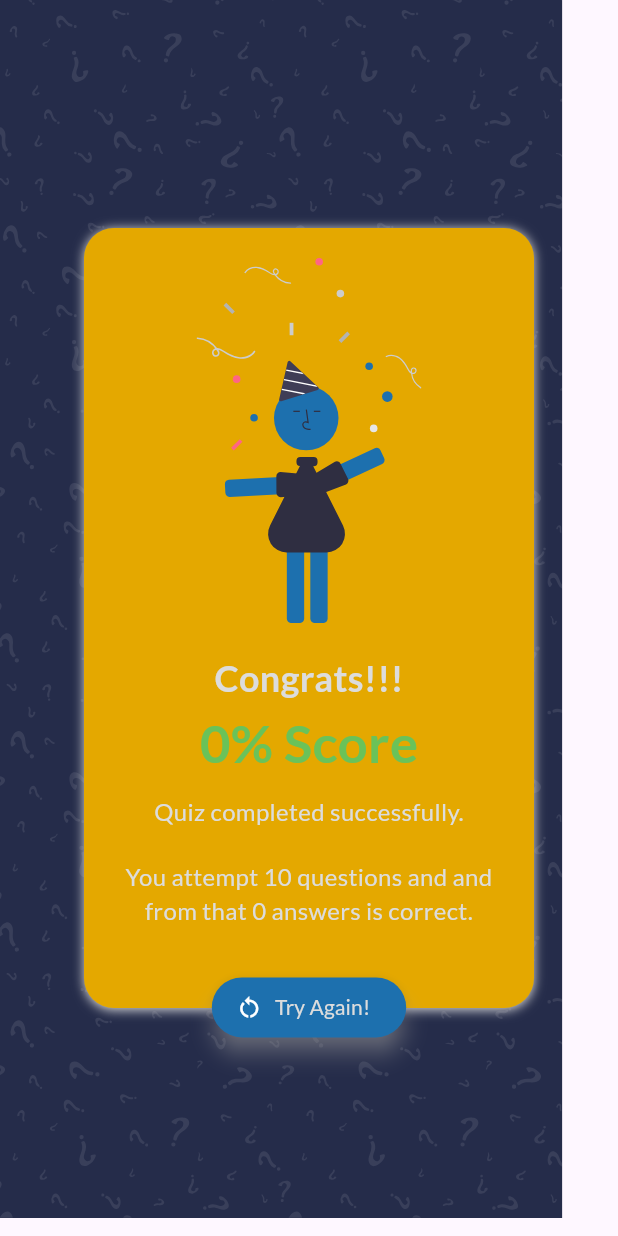
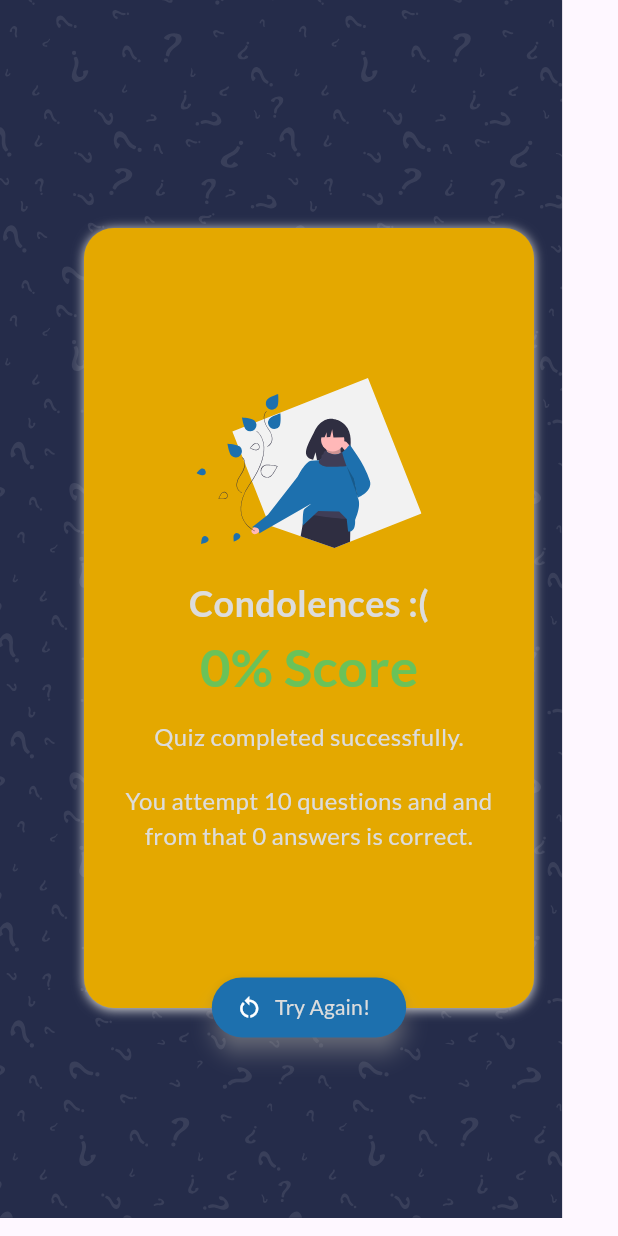
Before and after one commit to amyrmdhn/flutter_quiz, a Flutter app: the ResultsScreen widget shown alone on an empty page, opened directly with empty values, on a phone screen of 412 x 824 dp. Run offline on Flutter 3.47's test engine with Material 3 defaults, Android fonts, the phone set to English and light mode, and no system bars; our stand-ins replace google_fonts, websafe_svg.

Commit message:
Add logic functions to display different result expressions

```diff
--- a/lib/screens/results_screen/components/results_expression.dart
+++ b/lib/screens/results_screen/components/results_expression.dart
@@ -4,22 +4,32 @@ import 'package:websafe_svg/websafe_svg.dart';
 import '../../../constants.dart';
 
 class ResultsExpression extends StatelessWidget {
+  final int score;
+
   const ResultsExpression({
     super.key,
+    required this.score,
   });
 
   @override
   Widget build(BuildContext context) {
+    var isGoodScore = score > 79;
+    var pathAsset = (isGoodScore)
+        ? 'assets/images/congrats.svg'
+        : 'assets/images/condolences.svg';
+    var text = (isGoodScore) ? 'Congrats !!!' : 'Condolences :(';
+    double isCongrats = (isGoodScore) ? defaultPadding : 100;
+
     return Column(
       children: [
-        const SizedBox(height: defaultPadding),
+         SizedBox(height: isCongrats),
         WebsafeSvg.asset(
-          'assets/images/congrats.svg',
+          pathAsset,
           width: 150,
         ),
         const SizedBox(height: defaultPadding),
-        const StyledText(
-          text: 'Congrats!!!',
+        StyledText(
+          text: text,
           fontSize: 24.0,
           fontWeight: FontWeight.bold,
         ),
--- a/lib/screens/results_screen/results_screen.dart
+++ b/lib/screens/results_screen/results_screen.dart
@@ -54,8 +54,7 @@ class ResultsScreen extends StatelessWidget {
                 children: [
                   Column(
                     children: [
-                      // TODO: tambahkan logic untuk menampilkan teks "Condolences :(" jika score < 75%
-                      const ResultsExpression(),
+                      ResultsExpression(score: score),
                       StyledText(
                         text: '$score% Score',
                         color: greenColor,
@@ -68,7 +67,6 @@ class ResultsScreen extends StatelessWidget {
                         fontSize: 16.0,
                       ),
                       const SizedBox(height: defaultPadding),
-                      // TODO: tambahkan logic untuk menampilkan aktual text
                       StyledText(
                         text:
                             'You attempt ${questions.length} questions and and from that $numCorrectAnswer answers is correct.',
@@ -78,7 +76,6 @@ class ResultsScreen extends StatelessWidget {
                       ),
                     ],
                   ),
-                  // TODO: Tambahkan logic untuk Try again!
                   ElevatedButton.icon(
                     onPressed: onRestart,
                     style: ElevatedButton.styleFrom(
--- a/pubspec.yaml
+++ b/pubspec.yaml
@@ -52,6 +52,7 @@ flutter:
   assets:
     - assets/images/bg.svg
     - assets/images/congrats.svg
+    - assets/images/condolences.svg
     - assets/images/quiz-logo.png
   # An image asset can refer to one or more resolution-specific "variants", see
   # https://flutter.dev/assets-and-images/#resolution-aware
```
Also changed, not shown: assets/images/condolences.svg (added).
